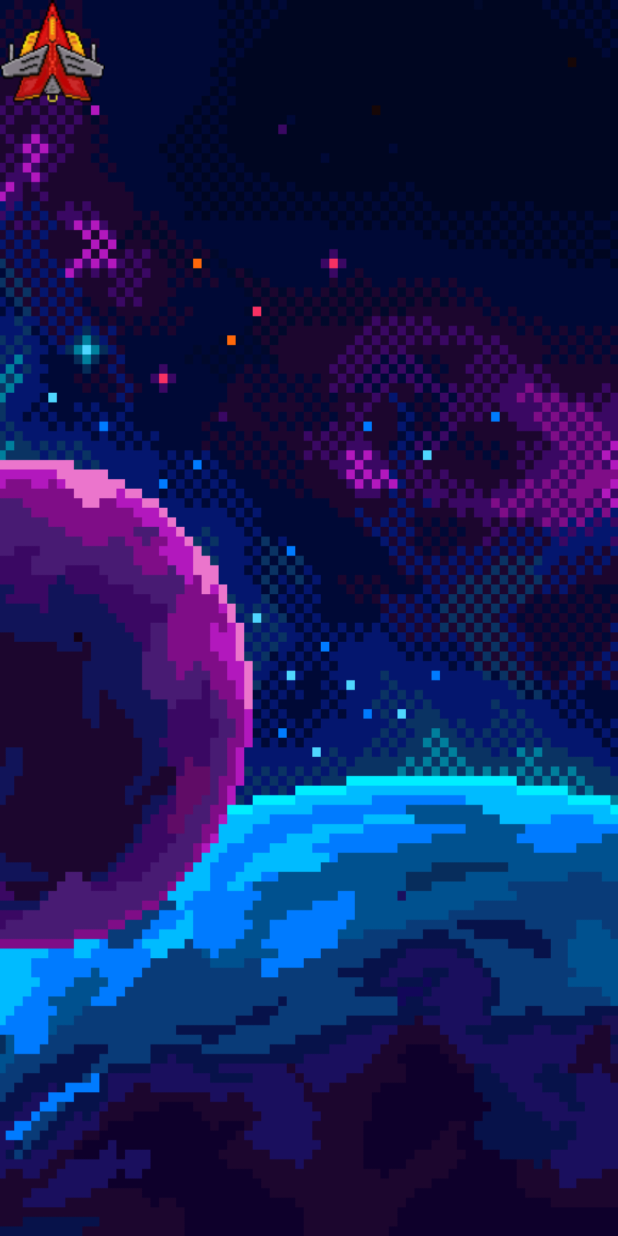
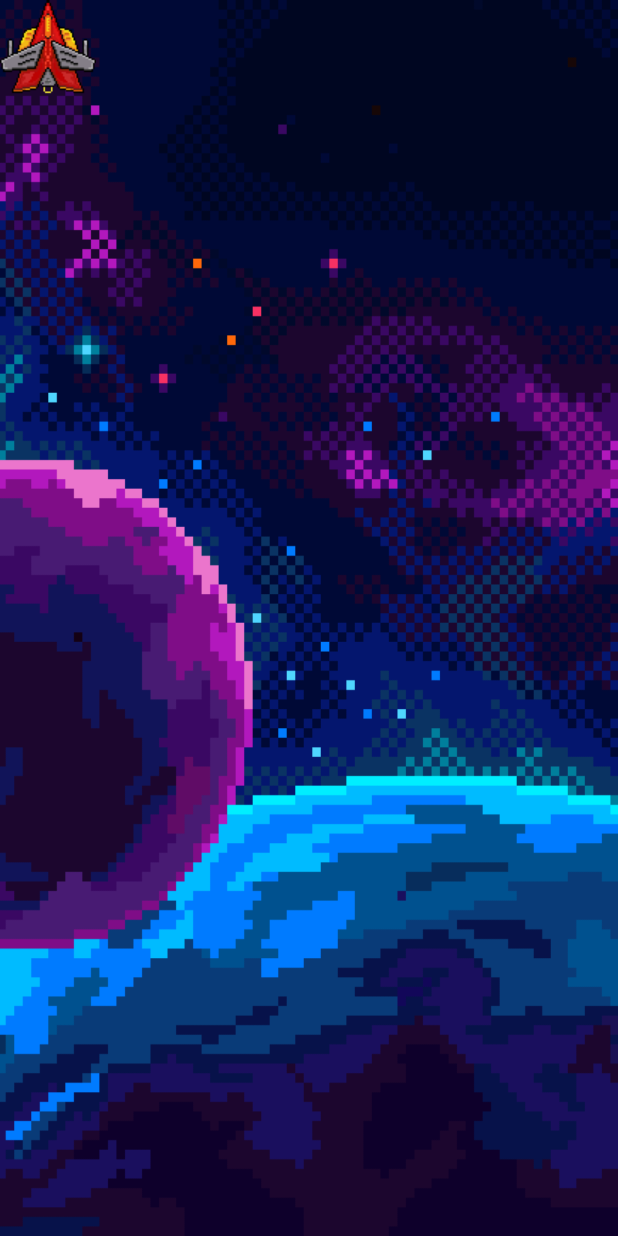
Before and after one commit to Kiserus/AndroidProject, an Android app: the MainActivity screen opened directly, with no data from a screen before it, on a phone screen of 412 x 824 dp. Run offline under Robolectric (Android 15) with nearby library versions, the phone set to English and light mode, and no system bars.

Commit message:
Update activity_main.xml

```diff
--- a/Project/app/src/main/res/layout/activity_main.xml
+++ b/Project/app/src/main/res/layout/activity_main.xml
@@ -10,8 +10,8 @@
 
     <ImageView
         android:id="@+id/fighter"
-        android:layout_width="70dp"
-        android:layout_height="70dp"
+        android:layout_width="wrap_content"
+        android:layout_height="wrap_content"
         app:srcCompat="@drawable/redspaceship" />
 
 </RelativeLayout>
```
